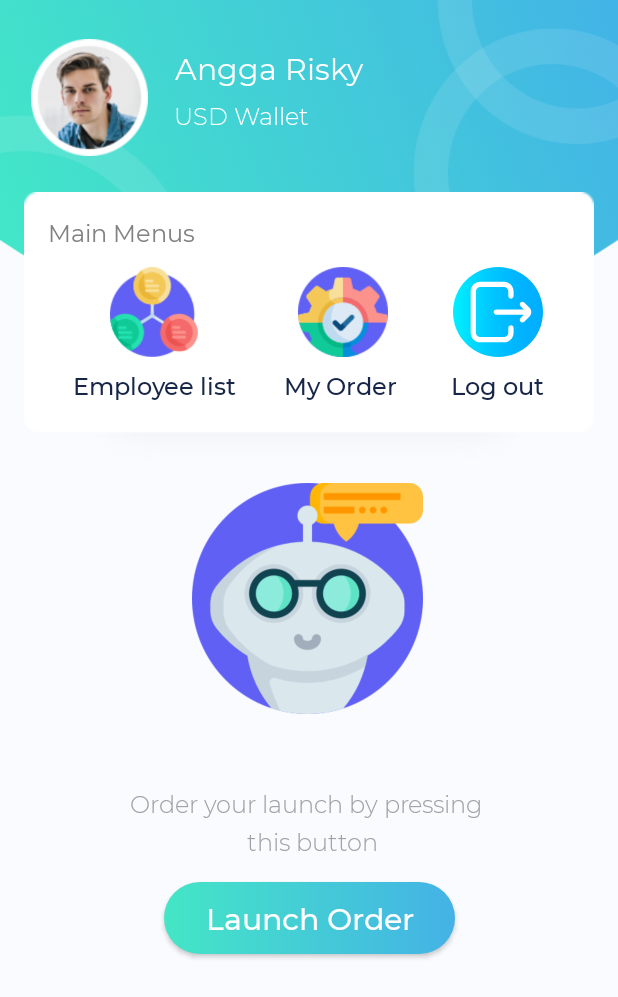
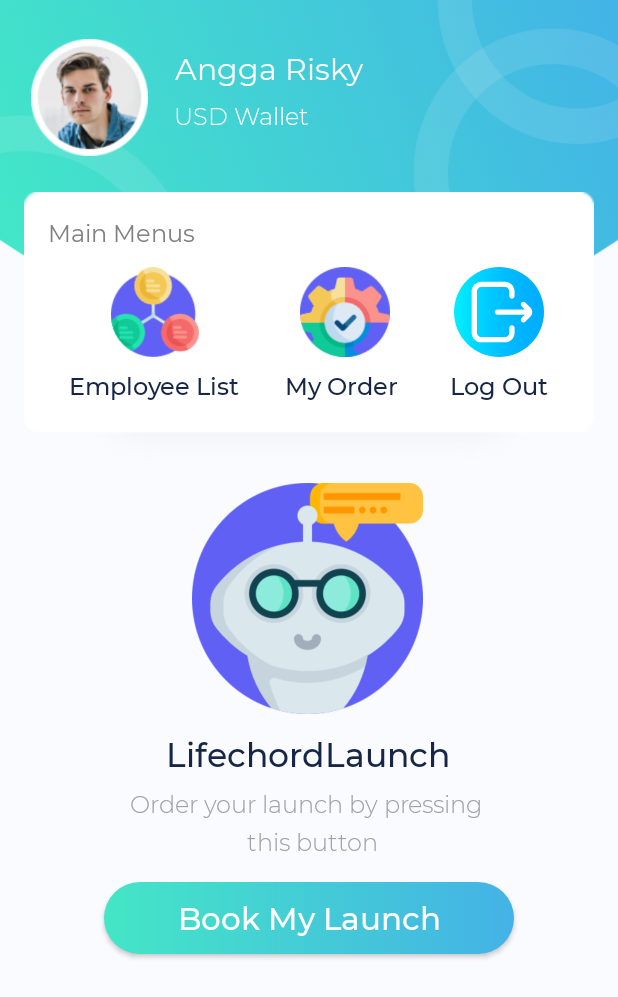
Before and after one commit to pavelsust/LifechordLaunch, an Android app: the layout content_dashboard.xml on its own in the app's theme, with its tools: preview values and no code run, on a phone screen of 412 x 824 dp. Shown: the top 997 px of the screen. Run offline under Robolectric (Android 15) with nearby library versions, the phone set to English and light mode, and no system bars.

```diff
--- a/app/src/main/res/layout/content_dashboard.xml
+++ b/app/src/main/res/layout/content_dashboard.xml
@@ -116,7 +116,7 @@
                     android:layout_height="wrap_content"
                     android:fontFamily="@font/mm"
                     android:gravity="center_horizontal"
-                    android:text="Employee list"
+                    android:text="Employee List"
                     android:textColor="#172646"
                     android:textSize="16sp" />
 
@@ -166,7 +166,7 @@
                     android:layout_width="wrap_content"
                     android:layout_height="wrap_content"
                     android:fontFamily="@font/mm"
-                    android:text="Log out"
+                    android:text="Log Out"
                     android:textColor="#172646"
                     android:textSize="16sp" />
 
@@ -198,7 +198,8 @@
         android:layout_marginTop="12dp"
         android:layout_marginEnd="8dp"
         android:fontFamily="@font/mm"
-
+        android:gravity="center_horizontal"
+        android:text="@string/app_name"
         android:textColor="#172646"
         android:textSize="22sp"
         app:layout_constraintEnd_toEndOf="parent"
@@ -225,17 +226,17 @@
 
     <Button
         android:id="@+id/button_launch_order"
-        android:layout_width="194dp"
+        android:layout_width="@dimen/_210sdp"
         android:layout_height="wrap_content"
         android:layout_marginStart="8dp"
         android:layout_marginTop="16dp"
         android:layout_marginEnd="8dp"
         android:background="@drawable/bgbtnguide"
         android:fontFamily="@font/mm"
-        android:text="Launch Order"
         android:textAllCaps="false"
+        android:text="Book My Launch"
         android:textColor="#FFF"
-        android:textSize="20sp"
+        android:textSize="@dimen/_16sdp"
         app:layout_constraintEnd_toEndOf="parent"
         app:layout_constraintStart_toStartOf="parent"
         app:layout_constraintTop_toBottomOf="@+id/pagesubtitle" />
```
Also changed, not shown: app/src/main/java/com/activity/AllEmployeeActivity.java (+36 -1 lines), app/src/main/java/com/activity/DashboardActivity.java (+51 -8 lines), app/src/main/java/com/com/utils/LoginState.java (+5 -3 lines), 1 other file.
